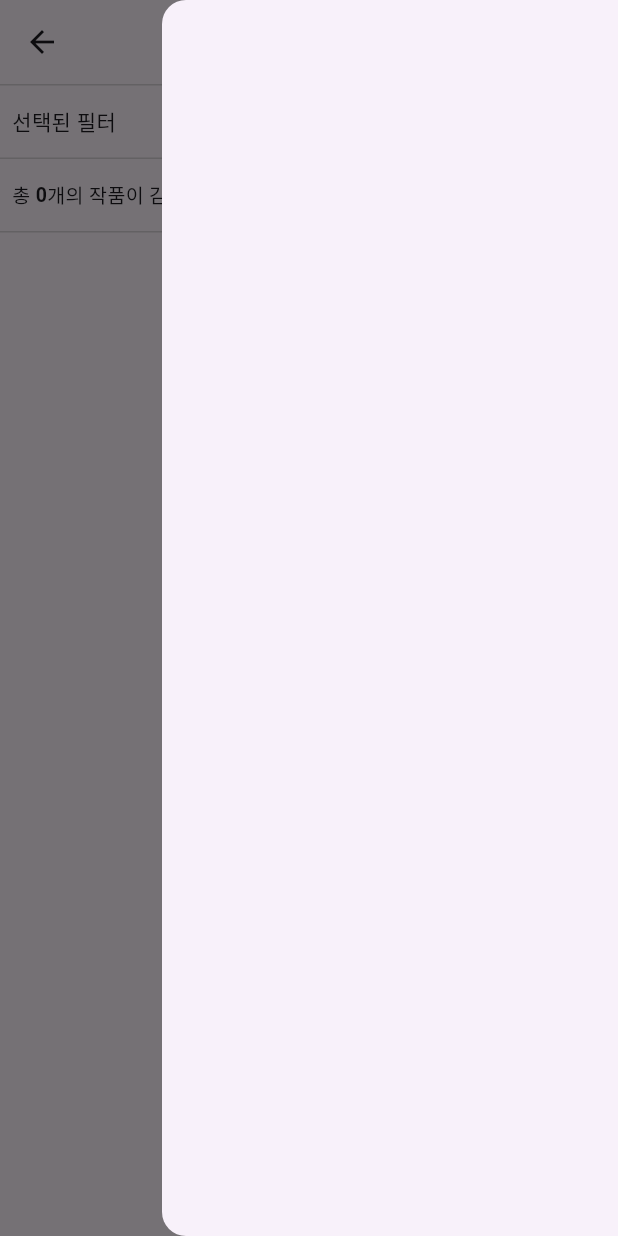
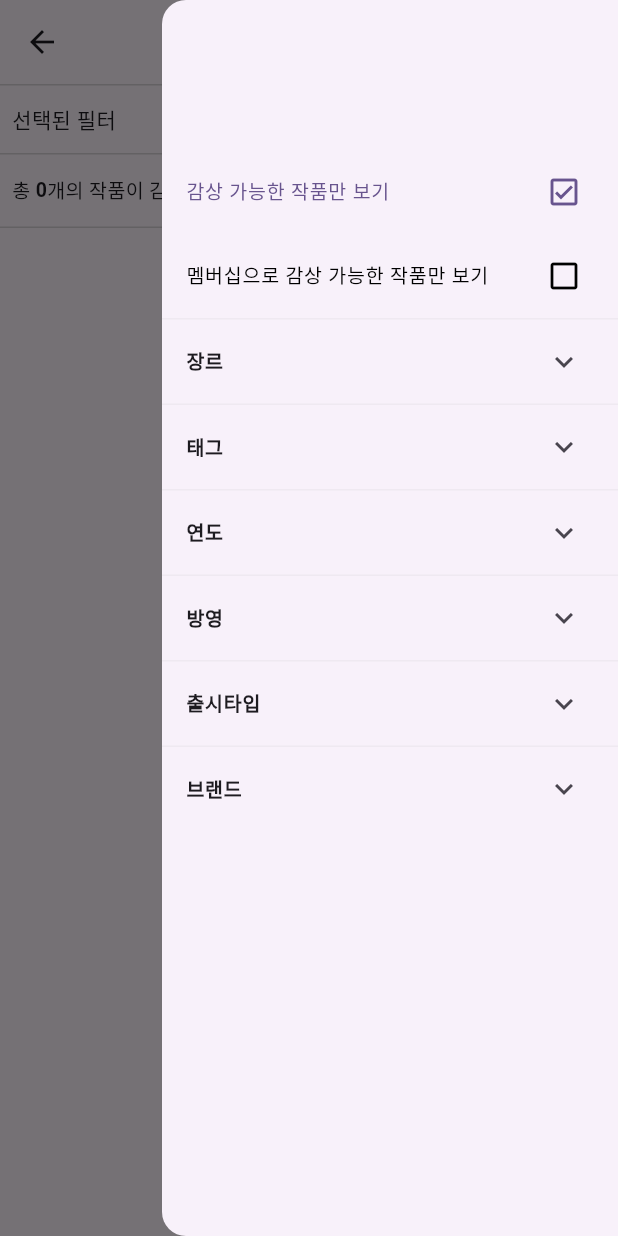
Before and after one commit to Dalso13/laftel-clone, a Flutter app: the SearchScreen screen opened directly, with the side drawer open, on a phone screen of 412 x 824 dp. Run offline on Flutter 3.47's test engine with Material 3 defaults, Android fonts, the phone set to English and light mode, and no system bars; our stand-ins replace carousel_slider, flutter_rating_bar, freezed_annotation, get_it, go_router, sliver_tools; generated files the repository leaves out were written again; network calls fail; statements that could not run were skipped.

Commit message:
feat : 검색 페이지 태그 시스템 완성

```diff
--- a/lib/core/tag_state.dart
+++ b/lib/core/tag_state.dart
@@ -1,89 +1,89 @@
 // 원래라면 DB로 처리하겠지만 그냥 약식으로 처리
 
 enum TagCategoryState {
-  genre(kr: '장르', cateNum: 0),
-  tag(kr: '태그', cateNum: 1),
-  year(kr: '연도', cateNum: 2),
-  broadcast(kr: '방영', cateNum: 3),
-  release(kr: '출시타입', cateNum: 4),
-  brand(kr: '브랜드', cateNum: 5);
+  genre(kr: '장르', tagNum: 0),
+  tag(kr: '태그', tagNum: 1),
+  year(kr: '연도', tagNum: 2),
+  broadcast(kr: '방영', tagNum: 3),
+  release(kr: '출시타입', tagNum: 4),
+  brand(kr: '브랜드', tagNum: 5);
 
   final String kr;
-  final int cateNum;
+  final int tagNum;
 
 
   const TagCategoryState({
     required this.kr,
-    required this.cateNum
+    required this.tagNum
   });
 }
 
 
 enum TagState {
   // 장르 태그 너무많아서 조금하고 나중에 추가예정
-  bl(kr: 'BL', cateNum: 0),
-  gl(kr: 'GL 백합', cateNum: 0),
-  sf(kr: 'SF', cateNum: 0),
-  gag(kr: '개그', cateNum: 0),
-  horror(kr: '공포', cateNum: 0),
-  drama(kr: '드라마', cateNum: 0),
-  romance(kr: '로맨스', cateNum: 0),
-  adventure(kr: '모험', cateNum: 0),
-  wuxia(kr: '무협', cateNum: 0),
-  mystery(kr: '미스터리', cateNum: 0),
-  crime(kr: '범죄', cateNum: 0),
-  thrill(kr: '스릴러', cateNum: 0),
-  history(kr: '시대물', cateNum: 0),
-  child(kr: '아동', cateNum: 0),
-  idol(kr: '아이돌', cateNum: 0),
-  fantasy(kr: '판타지', cateNum: 0),
+  bl(kr: 'BL', tagNum: 0),
+  gl(kr: 'GL 백합', tagNum: 0),
+  sf(kr: 'SF', tagNum: 0),
+  gag(kr: '개그', tagNum: 0),
+  horror(kr: '공포', tagNum: 0),
+  drama(kr: '드라마', tagNum: 0),
+  romance(kr: '로맨스', tagNum: 0),
+  adventure(kr: '모험', tagNum: 0),
+  wuxia(kr: '무협', tagNum: 0),
+  mystery(kr: '미스터리', tagNum: 0),
+  crime(kr: '범죄', tagNum: 0),
+  thrill(kr: '스릴러', tagNum: 0),
+  history(kr: '시대물', tagNum: 0),
+  child(kr: '아동', tagNum: 0),
+  idol(kr: '아이돌', tagNum: 0),
+  fantasy(kr: '판타지', tagNum: 0),
 
   // 태그 역시 마찬가지로
-  family(kr: '가족', cateNum: 1),
-  moving(kr: '감동', cateNum: 1),
-  game(kr: '게임', cateNum: 1),
-  animal(kr: '동물', cateNum: 1),
-  east(kr: '동양풍', cateNum: 1),
-  brain(kr: '두뇌싸움', cateNum: 1),
-  robot(kr: '로봇', cateNum: 1),
-  loop(kr: '루프물', cateNum: 1),
-  magical(kr: '마법소녀', cateNum: 1),
-  battle(kr: '배틀', cateNum: 1),
+  family(kr: '가족', tagNum: 1),
+  moving(kr: '감동', tagNum: 1),
+  game(kr: '게임', tagNum: 1),
+  animal(kr: '동물', tagNum: 1),
+  east(kr: '동양풍', tagNum: 1),
+  brain(kr: '두뇌싸움', tagNum: 1),
+  robot(kr: '로봇', tagNum: 1),
+  loop(kr: '루프물', tagNum: 1),
+  magical(kr: '마법소녀', tagNum: 1),
+  battle(kr: '배틀', tagNum: 1),
 
   // 연도 역시 마찬가지로
-  twentyFourQ2(kr: '2024년 2분기', cateNum: 1),
-  twentyFourQ1(kr: '2024년 1분기', cateNum: 1),
-  twentyThreeQ4(kr: '2023년 4분기', cateNum: 1),
-  twentyThreeQ3(kr: '2023년 3분기', cateNum: 1),
-  twentyThreeQ2(kr: '2023년 2분기', cateNum: 1),
-  twentyThreeQ1(kr: '2023년 1분기', cateNum: 1),
-  twentyTwo(kr: '2022년', cateNum: 1),
-  twentyOne(kr: '2021년', cateNum: 1),
-  twenty(kr: '2020년', cateNum: 1),
-  nineteen(kr: '2019년', cateNum: 1),
-  eighteen(kr: '2018년', cateNum: 1),
-  seventeen(kr: '2017년', cateNum: 1),
+  twentyFourQ2(kr: '2024년 2분기', tagNum: 2),
+  twentyFourQ1(kr: '2024년 1분기', tagNum: 2),
+  twentyThreeQ4(kr: '2023년 4분기', tagNum: 2),
+  twentyThreeQ3(kr: '2023년 3분기', tagNum: 2),
+  twentyThreeQ2(kr: '2023년 2분기', tagNum: 2),
+  twentyThreeQ1(kr: '2023년 1분기', tagNum: 2),
+  twentyTwo(kr: '2022년', tagNum: 2),
+  twentyOne(kr: '2021년', tagNum: 2),
+  twenty(kr: '2020년', tagNum: 2),
+  nineteen(kr: '2019년', tagNum: 2),
+  eighteen(kr: '2018년', tagNum: 2),
+  seventeen(kr: '2017년', tagNum: 2),
 
-  onAir(kr: '방영중', cateNum: 2),
-  end(kr: '완결', cateNum: 2),
+  onAir(kr: '방영중', tagNum: 3),
+  end(kr: '완결', tagNum: 3),
 
-  tva(kr: 'TVA', cateNum: 3),
-  cinema(kr: '극장판', cateNum: 3),
-  ova(kr: 'OVA', cateNum: 3),
+  tva(kr: 'TVA', tagNum: 4),
+  cinema(kr: '극장판', tagNum: 4),
+  ova(kr: 'OVA', tagNum: 4),
 
-  animaxPlus(kr: '애니맥스 플러스', cateNum: 4),
-  aniplus(kr: '애니플러스', cateNum: 4),
-  ktAlpha(kr: 'kt alpha', cateNum: 4),
-  daewon(kr: '대원', cateNum: 4),
-  brandOther(kr: '기타', cateNum: 4);
+  animaxPlus(kr: '애니맥스 플러스', tagNum: 5),
+  aniplus(kr: '애니플러스', tagNum: 5),
+  ktAlpha(kr: 'kt alpha', tagNum: 5),
+  daewon(kr: '대원', tagNum: 5),
+  brandOther(kr: '기타', tagNum: 5);
 
 
   final String kr;
-  final int cateNum;
+  final int tagNum;
 
 
   const TagState({
     required this.kr,
-    required this.cateNum
+    required this.tagNum
   });
 }
--- a/lib/presentation/ui/search_screen_item/search_screen.dart
+++ b/lib/presentation/ui/search_screen_item/search_screen.dart
@@ -1,9 +1,13 @@
+import 'package:flutter/cupertino.dart';
 import 'package:flutter/material.dart';
 import 'package:go_router/go_router.dart';
 import 'package:laftel_clone/presentation/ui/main_screen_item/detail_item/preview_anime_item.dart';
+import 'package:laftel_clone/presentation/ui/search_screen_item/search_screen_item/select_tag_list_item.dart';
 import 'package:laftel_clone/presentation/ui/search_screen_item/search_screen_item/tag_drawer_menu.dart';
 import 'package:laftel_clone/presentation/view_model/search_view_model.dart';
 import 'package:provider/provider.dart';
+
+import '../../ui_sealed/search_sealed.dart';
 
 class SearchScreen extends StatelessWidget {
   const SearchScreen({super.key});
@@ -15,8 +19,22 @@ class SearchScreen extends StatelessWidget {
     return Scaffold(
       key: viewModel.scaffoldKey,
       drawerEnableOpenDragGesture: false,
-      endDrawer: const Drawer(
-        child: TagDrawerMenu(),
+      endDrawer: Drawer(
+        child: TagDrawerMenu(
+          state: state,
+          onEvent: (SearchSealed event) {
+            switch (event) {
+              case ViewPossible():
+                viewModel.selectPossibleView();
+              case Membership():
+                viewModel.selectMembership();
+              case TagSelect():
+                viewModel.selectTag(tagNum: event.tagNum);
+              case DetailTagSelect():
+                viewModel.selectDetailTag(tagName: event.tagName);
+            }
+          },
+        ),
       ),
       appBar: AppBar(
         centerTitle: true,
@@ -47,14 +65,75 @@ class SearchScreen extends StatelessWidget {
                   padding: EdgeInsets.all(8.0),
                   child: Text('선택된 필터'),
                 ),
-                TextButton(
+                Container(
+                  margin: const EdgeInsets.all(8),
+                  decoration: BoxDecoration(
+                      borderRadius: BorderRadius.circular(4),
+                      border: Border.all(width: 0.5, color: Colors.grey)),
+                  child: TextButton.icon(
+                    style: TextButton.styleFrom(
+                      minimumSize: Size.zero,
+                      padding: const EdgeInsets.only(
+                          left: 8, right: 8, top: 4, bottom: 4),
+                      tapTargetSize: MaterialTapTargetSize.shrinkWrap,
+                    ),
                     onPressed: () {
                       viewModel.scaffoldKey.currentState!.openEndDrawer();
                     },
-                    child: const Text('필터'))
+                    icon: const Icon(
+                      Icons.sort,
+                      color: Colors.black,
+                      size: 15,
+                    ),
+                    label: const Text(
+                      '필터',
+                      style: TextStyle(color: Colors.black),
+                    ),
+                  ),
+                )
               ],
             ),
           ),
+          state.checkDetailTag.isNotEmpty
+              ? Padding(
+                padding: const EdgeInsets.all(8.0),
+                child: Row(
+                    children: [
+                      Padding(
+                        padding: const EdgeInsets.all(4.0),
+                        child: Icon(
+                          Icons.check_box_outlined,
+                          color: Theme.of(context).primaryColor,
+                        ),
+                      ),
+                      SelectTagListItem(
+                        tagNames: state.checkDetailTag,
+                        onPressed: viewModel.removeSelectDetailTag,
+                      )
+                    ],
+                  ),
+              )
+              : const SizedBox.shrink(),
+          state.excludeDetailTag.isNotEmpty
+              ? Padding(
+                padding: const EdgeInsets.all(8.0),
+                child: Row(
+                    children: [
+                       const Padding(
+                        padding: EdgeInsets.all(4.0),
+                        child: Icon(
+                          Icons.indeterminate_check_box_outlined,
+                          color: Colors.redAccent,
+                        ),
+                      ),
+                      SelectTagListItem(
+                        tagNames: state.excludeDetailTag,
+                        onPressed: viewModel.removeExcludeDetailTag,
+                      )
+                    ],
+                  ),
+              )
+              : const SizedBox.shrink(),
           Container(
             decoration: BoxDecoration(
               border: Border(
@@ -86,7 +165,7 @@ class SearchScreen extends StatelessWidget {
                     ],
                   ),
                 ),
-                TextButton(onPressed: () {}, child: const Text('필터'))
+                TextButton(onPressed: () {}, child: const Text('정렬'))
               ],
             ),
           ),
--- /dev/null
+++ b/lib/presentation/ui/search_screen_item/search_screen_item/detail_tag_list_item.dart
@@ -0,0 +1,110 @@
+import 'package:flutter/material.dart';
+import 'package:laftel_clone/core/tag_state.dart';
+import '../../../view_model/view_model_state/search_state.dart';
+
+class DetailTagListItem extends StatelessWidget {
+  final SearchState _state;
+  final TagCategoryState _tag;
+  final void Function({required int tagNum}) _tagSelect;
+  final void Function({required String tagName}) _detailTagSelect;
+
+  const DetailTagListItem({
+    super.key,
+    required SearchState state,
+    required TagCategoryState tag,
+    required void Function({required int tagNum}) tagSelect,
+    required void Function({required String tagName}) detailTagSelect,
+  })  : _state = state,
+        _tag = tag,
+        _tagSelect = tagSelect,
+        _detailTagSelect = detailTagSelect;
+
+  @override
+  Widget build(BuildContext context) {
+    return Column(
+      children: [
+        Container(
+          decoration: BoxDecoration(
+            border: Border(
+              top: BorderSide(
+                width: 1,
+                color: Colors.grey.withOpacity(0.1),
+              ),
+            ),
+          ),
+          child: ListTile(
+            title: Text(
+              _tag.kr,
+              style: const TextStyle(
+                fontSize: 13,
+                fontWeight: FontWeight.bold,
+              ),
+            ),
+            trailing: InkWell(
+              onTap: () {
+                _tagSelect(tagNum: _tag.tagNum);
+              },
+              child: Icon(_state.checkTag.contains(_tag.tagNum)
+                  ? Icons.keyboard_arrow_up_sharp
+                  : Icons.keyboard_arrow_down_sharp),
+            ),
+          ),
+        ),
+        _state.checkTag.contains(_tag.tagNum)
+            ? Column(
+                children: TagState.values
+                    .where((e) => e.tagNum == _tag.tagNum)
+                    .map((e) => detailTag(tag: e))
+                    .toList(),
+              )
+            : const SizedBox.shrink()
+      ],
+    );
+  }
+
+  Widget detailTag({required TagState tag}) {
+    return Container(
+      decoration: BoxDecoration(
+        border: Border(
+          top: BorderSide(
+            width: 1,
+            color: Colors.grey.withOpacity(0.1),
+          ),
+        ),
+      ),
+      child: ListTile(
+        title: Padding(
+          padding: const EdgeInsets.only(left: 8.0),
+          child: Text(
+            tag.kr,
+            style: TextStyle(
+              fontSize: 13,
+              color: _state.checkDetailTag.contains(tag.kr)
+                  ? Colors.deepPurpleAccent
+                  : _state.excludeDetailTag.contains(tag.kr)
+                      ? Colors.redAccent
+                      : Colors.black,
+            ),
+          ),
+        ),
+        trailing: InkWell(
+            onTap: () {
+              _detailTagSelect(tagName: tag.kr);
+            },
+            child: _state.checkDetailTag.contains(tag.kr)
+                ? const Icon(
+                    Icons.check_box_outlined,
+                    color: Colors.deepPurpleAccent,
+                  )
+                : _state.excludeDetailTag.contains(tag.kr)
+                    ? const Icon(
+                        Icons.indeterminate_check_box_outlined,
+                        color: Colors.redAccent,
+                      )
+                    : const Icon(
+                        Icons.check_box_outline_blank,
+                      )),
+      ),
+    );
+  }
+}
--- a/lib/presentation/ui/search_screen_item/search_screen_item/tag_drawer_menu.dart
+++ b/lib/presentation/ui/search_screen_item/search_screen_item/tag_drawer_menu.dart
@@ -1,14 +1,86 @@
-import 'package:flutter/cupertino.dart';
+import 'package:flutter/material.dart';
+import 'package:laftel_clone/core/tag_state.dart';
+import 'package:laftel_clone/presentation/ui/search_screen_item/search_screen_item/detail_tag_list_item.dart';
+import 'package:laftel_clone/presentation/view_model/view_model_state/search_state.dart';
+import '../../../ui_sealed/search_sealed.dart';
 
 class TagDrawerMenu extends StatelessWidget {
-  const TagDrawerMenu({super.key});
+  final SearchState _state;
+  final void Function(SearchSealed event) _onEvent;
+
+  const TagDrawerMenu({
+    super.key,
+    required SearchState state,
+    required void Function(SearchSealed event) onEvent,
+  })  : _state = state,
+        _onEvent = onEvent;
 
   @override
   Widget build(BuildContext context) {
     return ListView(
       padding: EdgeInsets.zero,
       children: [
-
+        SizedBox(
+          height: 100,
+        ),
+        ListTile(
+          title: Text(
+            '감상 가능한 작품만 보기',
+            style: TextStyle(
+              fontSize: 13,
+              color: _state.checkPossibleView
+                  ? Theme.of(context).primaryColor
+                  : Colors.black,
+            ),
+          ),
+          trailing: InkWell(
+            onTap: () {
+              _onEvent(const SearchSealed.viewPossible());
+            },
+            child: Icon(
+              _state.checkPossibleView
+                  ? Icons.check_box_outlined
+                  : Icons.check_box_outline_blank,
+              color: _state.checkPossibleView
+                  ? Theme.of(context).primaryColor
+                  : Colors.black,
+            ),
+          ),
+        ),
+        ListTile(
+          title: Text(
+            '멤버십으로 감상 가능한 작품만 보기',
+            style: TextStyle(
+              fontSize: 13,
+              color: _state.checkMembership
+                  ? Theme.of(context).primaryColor
+                  : Colors.black,
+            ),
+          ),
+          trailing: InkWell(
+            onTap: () {
+              _onEvent(const SearchSealed.membership());
+            },
+            child: Icon(
+              _state.checkMembership
+                  ? Icons.check_box_outlined
+                  : Icons.check_box_outline_blank,
+              color: _state.checkMembership
+                  ? Theme.of(context).primaryColor
+                  : Colors.black,
+            ),
+          ),
+        ),
+        ...TagCategoryState.values.map((e) => DetailTagListItem(
+              tag: e,
+              state: _state,
+              detailTagSelect: ({required String tagName}) {
+                _onEvent(SearchSealed.detailTagSelect(tagName: tagName));
+              },
+              tagSelect: ({required int tagNum}) {
+                _onEvent(SearchSealed.tagSelect(tagNum: tagNum));
+              },
+            ))
       ],
     );
   }
--- /dev/null
+++ b/lib/presentation/ui_sealed/search_sealed.dart
@@ -0,0 +1,12 @@
+import 'package:freezed_annotation/freezed_annotation.dart';
+import 'package:flutter/foundation.dart';
+
+part 'search_sealed.freezed.dart';
+
+@freezed
+sealed class SearchSealed with _$SearchSealed {
+  const factory SearchSealed.viewPossible() = ViewPossible;
+  const factory SearchSealed.membership() = Membership;
+  const factory SearchSealed.tagSelect({required int tagNum}) = TagSelect;
+  const factory SearchSealed.detailTagSelect({required String tagName}) = DetailTagSelect;
+}
--- a/lib/presentation/view_model/view_model_state/search_state.dart
+++ b/lib/presentation/view_model/view_model_state/search_state.dart
@@ -1,6 +1,5 @@
 import 'package:freezed_annotation/freezed_annotation.dart';
 import 'package:flutter/foundation.dart';
-import '../../../core/tag_state.dart';
 import '../../../domain/model/simple_anime_model.dart';
 
 part 'search_state.freezed.dart';
@@ -14,9 +13,11 @@ class SearchState with _$SearchState {
     @Default(false) bool isPagination,
     @Default(0) int searchAnimeListCount,
     @Default('') String nextUri,
-    @Default([]) List<TagState> checkTag,
-    @Default(true) bool possibleViewAnime,
-    @Default(false) bool possibleViewMembershipAnime,
+    @Default([]) List<String> checkDetailTag,
+    @Default([]) List<String> excludeDetailTag,
+    @Default([]) List<int> checkTag,
+    @Default(true) bool checkPossibleView,
+    @Default(false) bool checkMembership,
   }) = _SearchState;
 
   factory SearchState.fromJson(Map<String, Object?> json) => _$SearchStateFromJson(json);
```
Also changed, not shown: lib/presentation/ui/search_screen_item/search_screen_item/select_tag_list_item.dart (added, +57 -0 lines), lib/presentation/view_model/search_view_model.dart (+82 -15 lines).
